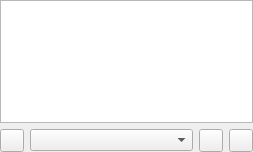
This is gui/playlistspage.ui in polpo/cantata-mac as Qt 5 draws it before an edit. The edited form follows.
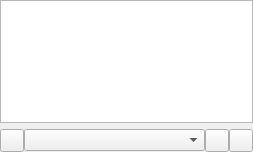
This is the edited form. Custom widgets are drawn as their Qt base class.

Commit message: Reduce spacing of icons at bottom of window

The edit to the form file:
```diff
--- a/gui/playlistspage.ui
+++ b/gui/playlistspage.ui
@@ -13,24 +13,34 @@
   <property name="windowTitle">
    <string>Form</string>
   </property>
-  <layout class="QGridLayout" name="gridLayout">
+  <layout class="QVBoxLayout" name="vlayout">
    <property name="margin">
     <number>0</number>
    </property>
-   <item row="0" column="0" colspan="4">
+   <item>
     <widget class="ItemView" name="view"/>
    </item>
-   <item row="1" column="0">
+   <item>
+    <layout class="QHBoxLayout" name="hlayout">
+     <property name="margin">
+      <number>0</number>
+     </property>
+     <property name="spacing">
+      <number>0</number>
+     </property>
+     <item>
     <widget class="ToolButton" name="libraryUpdate"/>
    </item>
-   <item row="1" column="1">
+     <item>
     <widget class="GenreCombo" name="genreCombo"/>
    </item>
-   <item row="1" column="2">
+     <item>
     <widget class="MenuButton" name="menuButton"/>
    </item>
-   <item row="1" column="3">
+     <item>
     <widget class="ToolButton" name="replacePlayQueue"/>
+     </item>
+    </layout>
    </item>
   </layout>
  </widget>
```
Lines whose indentation alone changed are shown as unchanged. The commit also changes 10 other files.
